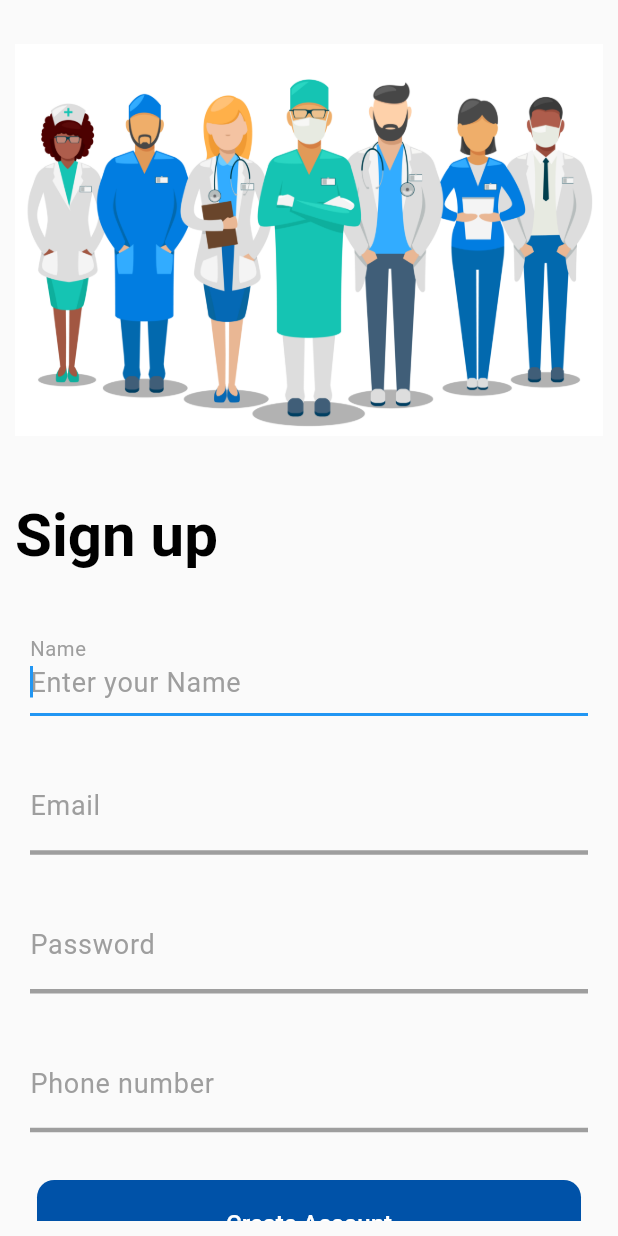
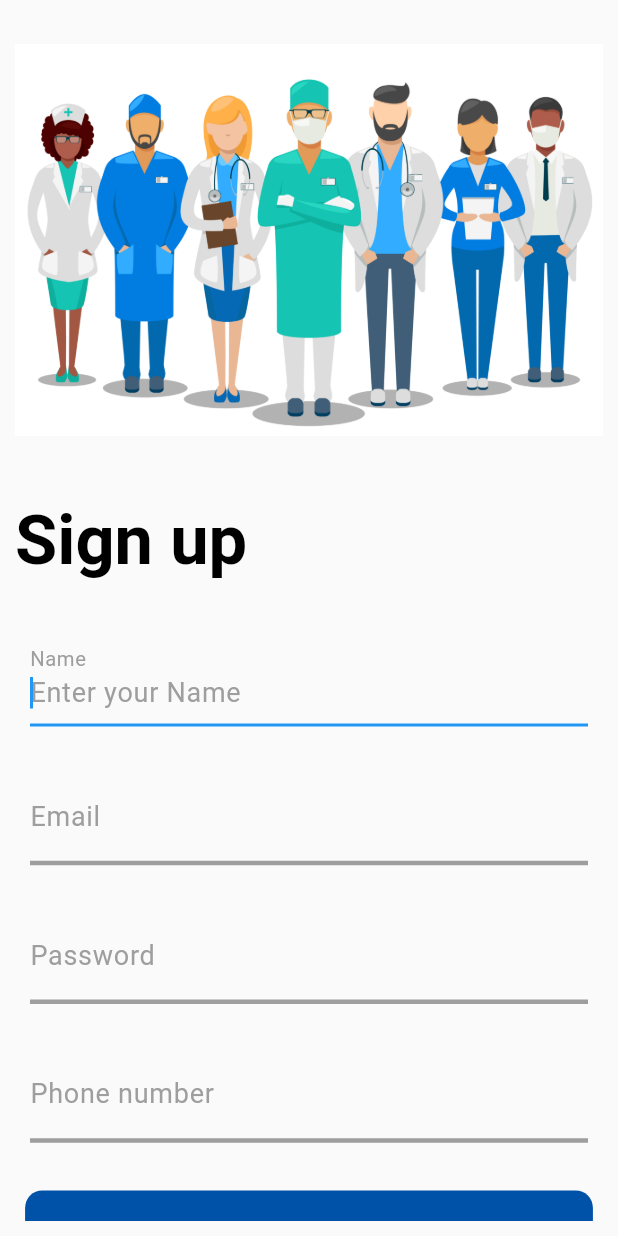
Before and after one commit to El3aQeeD/clinic_app, a Flutter app: the screen it shows after launch, on a phone screen of 412 x 824 dp. Run offline on Flutter 3.47's test engine with Material 2 defaults, Android fonts, the phone set to English and light mode, and no system bars; our stand-ins replace flutter_bloc, flutter_screenutil.

Commit message:
Responsive

```diff
--- a/lib/views/login_view.dart
+++ b/lib/views/login_view.dart
@@ -30,9 +30,9 @@ class Login extends StatelessWidget {
   }
 
   Widget loginText(String text){
-    return Text(text,style:const TextStyle(
+    return Text(text,style: TextStyle(
         color: Colors.black ,
-        fontSize: 40,
+        fontSize: 40.sp,
         fontWeight: FontWeight.bold),
     );
   }
@@ -112,7 +112,7 @@ class Login extends StatelessWidget {
               //print("error");
             }
           },
-            child: Text(buttonTxt ,style: const TextStyle(color: Colors.white,fontSize: 16,)),
+            child: Text(buttonTxt ,style:  TextStyle(color: Colors.white,fontSize: 16.sp,)),
           ),
         ),
       ),
--- a/lib/views/signup_view.dart
+++ b/lib/views/signup_view.dart
@@ -32,9 +32,9 @@ class SignUp extends StatelessWidget {
   }
 
   Widget signUpText(String text){
-    return Text(text,style:const TextStyle(
+    return Text(text,style: TextStyle(
         color: Colors.black ,
-        fontSize: 40,
+        fontSize: 40.sp,
         fontWeight: FontWeight.bold),
     );
   }
@@ -173,7 +173,7 @@ class SignUp extends StatelessWidget {
               print("error");
             }
           },
-            child: const Text("Create Account",style: TextStyle(color: Colors.white,fontSize: 16,)),
+            child:  Text("Create Account",style: TextStyle(color: Colors.white,fontSize: 16.sp,)),
           ),
         ),
       ),
```
